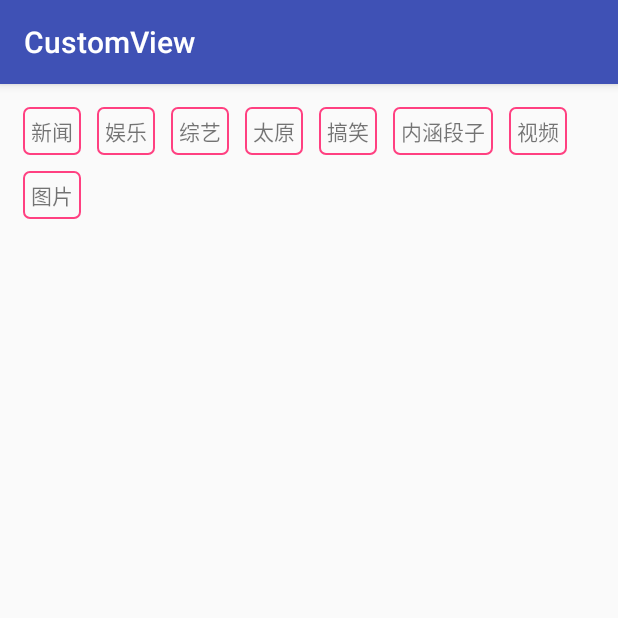
After one commit to GuoYangGit/CustomView, an Android app: the TagLayoutActivity screen opened directly, with no data from a screen before it, on a phone screen of 412 x 824 dp, the top half of it. The commit adds this screen. Run offline under Robolectric (Android 15) with nearby library versions, the phone set to English and light mode, and no system bars.

Commit message:
流式布局

```diff
--- a/app/src/main/AndroidManifest.xml
+++ b/app/src/main/AndroidManifest.xml
@@ -21,7 +21,8 @@
         <activity android:name=".progressBarView.ProgressBarActivity" />
         <activity android:name=".shapeView.ShapeViewActivity" />
         <activity android:name=".ratingBarView.RatingBarActivity" />
-        <activity android:name=".letterSideBar.LetterSideBarActivity"></activity>
+        <activity android:name=".letterSideBar.LetterSideBarActivity" />
+        <activity android:name=".taglayout.TagLayoutActivity"></activity>
     </application>
 
 </manifest>
--- a/app/src/main/java/com/example/guoyang/customview/MainActivity.java
+++ b/app/src/main/java/com/example/guoyang/customview/MainActivity.java
@@ -12,6 +12,7 @@ import com.example.guoyang.customview.qqStepView.QQStepActivity;
 import com.example.guoyang.customview.ratingBarView.RatingBarActivity;
 import com.example.guoyang.customview.shapeView.ShapeView;
 import com.example.guoyang.customview.shapeView.ShapeViewActivity;
+import com.example.guoyang.customview.taglayout.TagLayoutActivity;
 
 public class MainActivity extends AppCompatActivity {
 
@@ -44,4 +45,8 @@ public class MainActivity extends AppCompatActivity {
     public void LetterSideBar(View view) {
         startActivity(new Intent(this,LetterSideBarActivity.class));
     }
+
+    public void Laglatyout(View view) {
+        startActivity(new Intent(this,TagLayoutActivity.class));
+    }
 }
--- /dev/null
+++ b/app/src/main/java/com/example/guoyang/customview/taglayout/BaseTagAdapter.java
@@ -0,0 +1,14 @@
+package com.example.guoyang.customview.taglayout;
+
+import android.view.View;
+import android.view.ViewGroup;
+
+/**
+ * Created by guoyang on 2017/9/4.
+ */
+
+public abstract class BaseTagAdapter {
+    public abstract int getCount();
+
+    public abstract View getView(int position, ViewGroup parent);
+}
--- /dev/null
+++ b/app/src/main/java/com/example/guoyang/customview/taglayout/TagLayout.java
@@ -0,0 +1,103 @@
+package com.example.guoyang.customview.taglayout;
+
+import android.content.Context;
+import android.util.AttributeSet;
+import android.view.View;
+import android.view.ViewGroup;
+
+import java.util.ArrayList;
+import java.util.List;
+
+/**
+ * Created by guoyang on 2017/9/4.
+ */
+
+public class TagLayout extends ViewGroup {
+    private List<List<View>> mChildViews = new ArrayList<>();
+    private BaseTagAdapter mAdapter;
+
+    public TagLayout(Context context) {
+        super(context);
+    }
+
+    public TagLayout(Context context, AttributeSet attrs) {
+        super(context, attrs);
+    }
+
+    public TagLayout(Context context, AttributeSet attrs, int defStyleAttr) {
+        super(context, attrs, defStyleAttr);
+    }
+
+
+    @Override
+    protected void onMeasure(int widthMeasureSpec, int heightMeasureSpec) {
+        super.onMeasure(widthMeasureSpec, heightMeasureSpec);
+        mChildViews.clear();
+        //for循环测量子view
+        int childCount = getChildCount();
+        int width = MeasureSpec.getSize(widthMeasureSpec);
+        int height = getPaddingBottom() + getPaddingTop();
+        int lineWidth = getPaddingLeft() + getPaddingRight();
+        List<View> childViews = new ArrayList<>();
+        mChildViews.add(childViews);
+        int maxHeight = 0;
+        for (int i = 0; i < childCount; i++) {
+            View childView = getChildAt(i);
+            //获取子view的宽高，因为会调用子view的onMeasure()方法
+            measureChild(childView, widthMeasureSpec, heightMeasureSpec);
+            //margin
+            ViewGroup.MarginLayoutParams params = (MarginLayoutParams) childView.getLayoutParams();
+            if (lineWidth + (childView.getMeasuredWidth() + params.rightMargin + params.leftMargin) > width) {
+                height += maxHeight;
+                lineWidth = childView.getMeasuredWidth() + params.rightMargin + params.leftMargin;
+                childViews = new ArrayList<>();
+                mChildViews.add(childViews);
+
+            } else {
+                lineWidth += childView.getMeasuredWidth() + params.rightMargin + params.leftMargin;
+                maxHeight = Math.max(childView.getMeasuredHeight() + params.topMargin + params.bottomMargin, maxHeight);
+            }
+            childViews.add(childView);
+        }
+        height += maxHeight;
+        //根据子view计算和指定自己的布局
+        setMeasuredDimension(width, height);
+    }
+
+    @Override
+    public LayoutParams generateLayoutParams(AttributeSet attrs) {
+        return new MarginLayoutParams(getContext(), attrs);
+    }
+
+    @Override
+    protected void onLayout(boolean changed, int l, int t, int r, int b) {
+        int left, top = getPaddingTop(), right, bottom;
+        for (List<View> childViews : mChildViews) {
+            left = getPaddingLeft();
+            int maxHeight = 0;
+            for (View childView : childViews) {
+                ViewGroup.MarginLayoutParams params = (MarginLayoutParams) childView.getLayoutParams();
+                left += params.leftMargin;
+                int childTop = top + params.topMargin;
+                right = left + childView.getMeasuredWidth();
+                bottom = childTop + childView.getMeasuredHeight();
+                childView.layout(left, childTop, right, bottom);
+                left += childView.getMeasuredWidth() + params.rightMargin;
+                int childHeight = childView.getMeasuredHeight() + params.topMargin + params.bottomMargin;
+                maxHeight = Math.max(maxHeight, childHeight);
+            }
+            top += maxHeight;
+        }
+    }
+
+    public void setAdapter(BaseTagAdapter adapter) {
+        if (adapter == null) throw new IllegalArgumentException("this adtapter is null");
+        mAdapter = null;
+        mAdapter = adapter;
+        int childCount = mAdapter.getCount();
+        for (int i = 0; i < childCount; i++) {
+            View childView = mAdapter.getView(i, this);
+            addView(childView);
+        }
+    }
+}
--- /dev/null
+++ b/app/src/main/java/com/example/guoyang/customview/taglayout/TagLayoutActivity.java
@@ -0,0 +1,36 @@
+package com.example.guoyang.customview.taglayout;
+
+import android.support.v7.app.AppCompatActivity;
+import android.os.Bundle;
+import android.view.LayoutInflater;
+import android.view.View;
+import android.view.ViewGroup;
+import android.widget.TextView;
+
+import com.example.guoyang.customview.R;
+
+public class TagLayoutActivity extends AppCompatActivity {
+    private TagLayout mTagLayout;
+    private String[] items = {"新闻","娱乐","综艺","太原","搞笑","内涵段子","视频","图片"};
+
+
+    @Override
+    protected void onCreate(Bundle savedInstanceState) {
+        super.onCreate(savedInstanceState);
+        setContentView(R.layout.activity_tag_layout);
+        mTagLayout = (TagLayout) findViewById(R.id.taglayout);
+        mTagLayout.setAdapter(new BaseTagAdapter() {
+            @Override
+            public int getCount() {
+                return items.length;
+            }
+
+            @Override
+            public View getView(int position, ViewGroup parent) {
+                TextView tagTv = (TextView) LayoutInflater.from(TagLayoutActivity.this).inflate(R.layout.item_tags, parent, false);
+                tagTv.setText(items[position]);
+                return tagTv;
+            }
+        });
+    }
+}
--- /dev/null
+++ b/app/src/main/res/drawable/item_tag_bg.xml
@@ -0,0 +1,6 @@
+<?xml version="1.0" encoding="utf-8"?>
+<shape android:shape="rectangle"
+    xmlns:android="http://schemas.android.com/apk/res/android">
+    <corners android:radius="4dp"/>
+    <stroke android:color="@color/colorAccent" android:width="1dp"/>
+</shape>
--- a/app/src/main/res/layout/activity_main.xml
+++ b/app/src/main/res/layout/activity_main.xml
@@ -42,5 +42,11 @@
         android:layout_height="wrap_content"
         android:text="字母索引"
         android:onClick="LetterSideBar"/>
+    <Button
+        android:id="@+id/Laglatyout"
+        android:layout_width="wrap_content"
+        android:layout_height="wrap_content"
+        android:text="流式布局"
+        android:onClick="Laglatyout"/>
 
 </LinearLayout>
--- /dev/null
+++ b/app/src/main/res/layout/activity_tag_layout.xml
@@ -0,0 +1,15 @@
+<?xml version="1.0" encoding="utf-8"?>
+<LinearLayout xmlns:android="http://schemas.android.com/apk/res/android"
+    xmlns:tools="http://schemas.android.com/tools"
+    android:layout_width="match_parent"
+    android:layout_height="match_parent"
+    android:orientation="vertical"
+    tools:context="com.example.guoyang.customview.taglayout.TagLayoutActivity">
+
+    <com.example.guoyang.customview.taglayout.TagLayout
+        android:id="@+id/taglayout"
+        android:layout_width="match_parent"
+        android:layout_height="wrap_content"
+        android:padding="10dp">
+    </com.example.guoyang.customview.taglayout.TagLayout>
+</LinearLayout>
--- /dev/null
+++ b/app/src/main/res/layout/item_tags.xml
@@ -0,0 +1,10 @@
+<?xml version="1.0" encoding="utf-8"?>
+<TextView xmlns:android="http://schemas.android.com/apk/res/android"
+    android:layout_width="wrap_content"
+    android:layout_height="wrap_content"
+    android:background="@drawable/item_tag_bg"
+    android:id="@+id/tag_tv"
+    android:padding="5dp"
+    android:layout_margin="5dp"
+    android:text="@string/app_name">
+</TextView>
```
